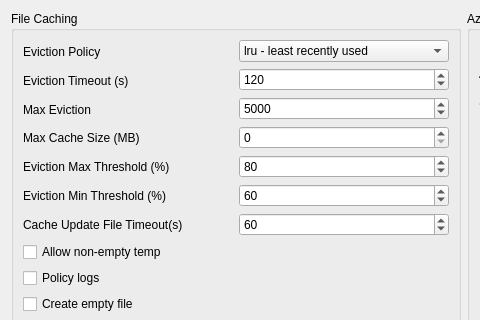
Above: gui/azure_config_advanced.ui from Seagate/cloudfuse before the change; both pictures show x 0 to 480 and y 0 to 320 of the 792 by 706 pixel window. Below: the same form after it.
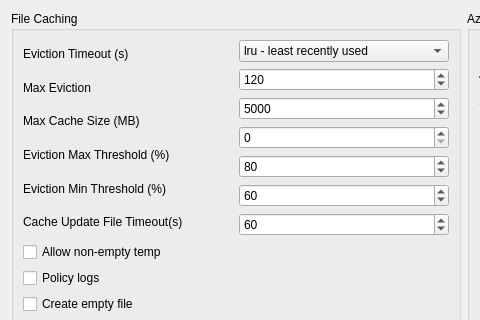
That is the form after the change.

```diff
--- a/gui/azure_config_advanced.ui
+++ b/gui/azure_config_advanced.ui
@@ -117,16 +117,6 @@
          <layout class="QHBoxLayout" name="horizontalLayout_7">
           <item>
            <layout class="QVBoxLayout" name="verticalLayout_8">
-            <item>
-             <widget class="QLabel" name="label_14">
-              <property name="toolTip">
-               <string>&lt;html&gt;&lt;head/&gt;&lt;body&gt;&lt;p&gt;Eviction policy to be engaged for cache eviction:&lt;/p&gt;&lt;p&gt;LRU = Clear the &lt;span style=&quot; text-decoration: underline;&quot;&gt;L&lt;/span&gt;east &lt;span style=&quot; text-decoration: underline;&quot;&gt;R&lt;/span&gt;ecently &lt;span style=&quot; text-decoration: underline;&quot;&gt;U&lt;/span&gt;sed file next&lt;/p&gt;&lt;p&gt;LFU = Cear the &lt;span style=&quot; text-decoration: underline;&quot;&gt;L&lt;/span&gt;east &lt;span style=&quot; text-decoration: underline;&quot;&gt;F&lt;/span&gt;requently &lt;span style=&quot; text-decoration: underline;&quot;&gt;U&lt;/span&gt;sed file next&lt;/p&gt;&lt;/body&gt;&lt;/html&gt;</string>
-              </property>
-              <property name="text">
-               <string>Eviction Policy</string>
-              </property>
-             </widget>
-            </item>
             <item>
              <widget class="QLabel" name="label_15">
               <property name="toolTip">
```
